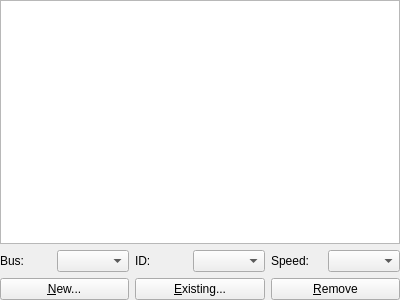
Above: src/qt/qt_settingsharddisks.ui from 86Box/86Box before the change. Below: the same form after it.
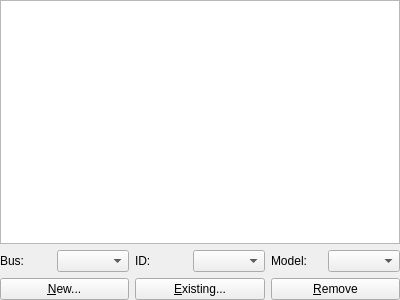
That is the form after the change.

Commit message: qt: Redesign hard disk dialog to accommodate drive models

The edit to the form file:
```diff
--- a/src/qt/qt_settingsharddisks.ui
+++ b/src/qt/qt_settingsharddisks.ui
@@ -78,7 +78,7 @@
      <item>
       <widget class="QLabel" name="labelSpeed">
        <property name="text">
-        <string>Speed:</string>
+        <string>Model:</string>
        </property>
       </widget>
      </item>
```
The commit also changes 26 other files.
